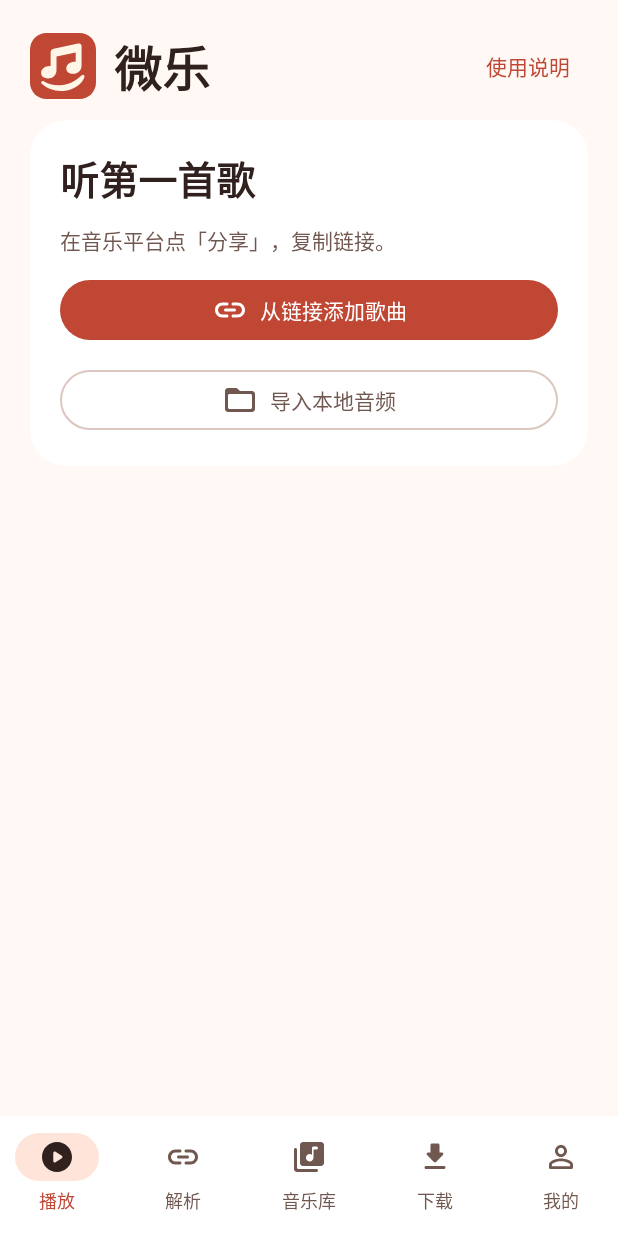
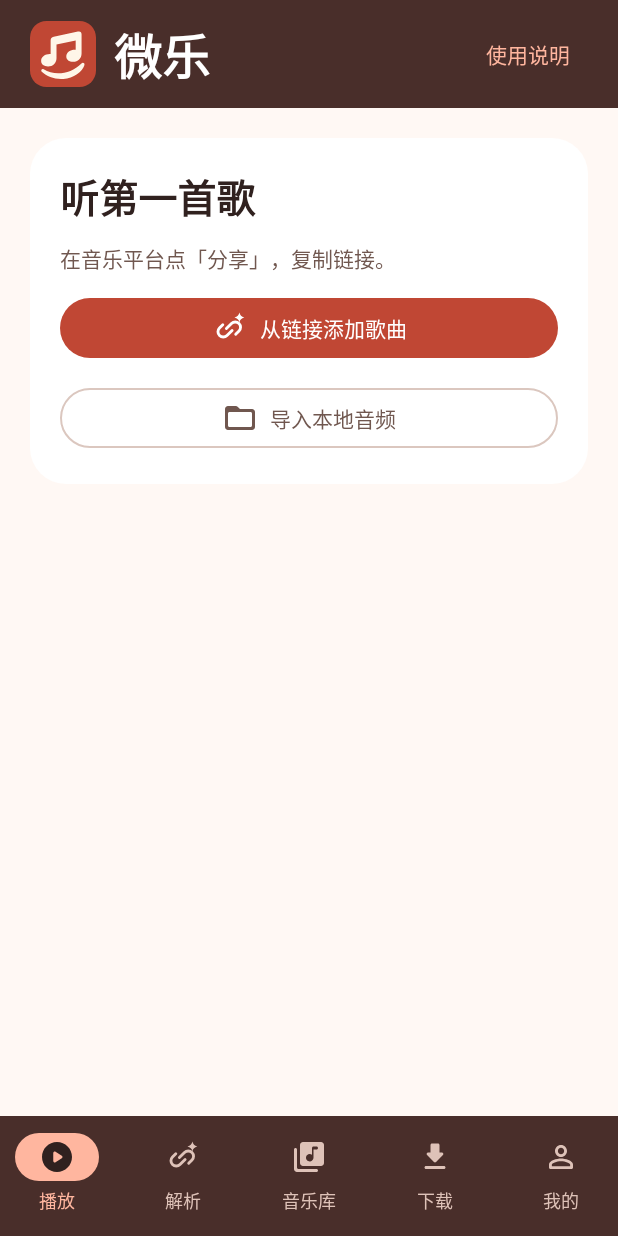
Before and after one commit to JackkLau/mobile-music-dl, an Android app built with Jetpack Compose: the screen it shows after launch (MainActivity), on a phone screen of 412 x 824 dp. Run offline under Robolectric (Android 15) with nearby library versions, the phone set to English and light mode, and no system bars; our stand-ins replace Room's generated code; pictures from the network do not load; 9 statements that could not run were skipped.

Commit message:
Match playback system bars and navigation to the player palette

```diff
--- a/app/build.gradle.kts
+++ b/app/build.gradle.kts
@@ -32,8 +32,8 @@ android {
         applicationId = "app.tingyu"
         minSdk = 29
         targetSdk = 35
-        versionCode = 16
-        versionName = "0.1.15"
+        versionCode = 17
+        versionName = "0.1.16"
         buildConfigField("String", "GITEE_REPOSITORY", "\"" + giteeRepository + "\"")
         testInstrumentationRunner = "androidx.test.runner.AndroidJUnitRunner"
     }
--- a/app/src/main/java/app/tingyu/ui/Components.kt
+++ b/app/src/main/java/app/tingyu/ui/Components.kt
@@ -26,6 +26,7 @@ import androidx.compose.ui.text.style.TextOverflow
 import androidx.compose.ui.unit.Dp
 import androidx.compose.ui.unit.dp
 import androidx.compose.ui.res.painterResource
+import androidx.compose.ui.res.vectorResource
 import app.tingyu.R
 import android.content.Intent
 import androidx.compose.ui.platform.LocalContext
@@ -34,6 +35,9 @@ import app.tingyu.model.MusicSource
 import app.tingyu.model.Track
 import coil.compose.AsyncImage
 import java.util.Locale
+
+@Composable
+internal fun parseLinkIcon() = ImageVector.vectorResource(R.drawable.ic_parse_link)
 
 @Composable
 internal fun Cover(track: Track?, size: Dp, modifier: Modifier = Modifier) {
--- a/app/src/main/java/app/tingyu/ui/ParseScreen.kt
+++ b/app/src/main/java/app/tingyu/ui/ParseScreen.kt
@@ -67,7 +67,7 @@ internal fun ParseScreen(state: AppUiState, actions: AppActions) {
                         actions.parse()
                     }, enabled = !state.parsing, modifier = Modifier.fillMaxWidth().heightIn(min = 48.dp)) {
                         if (state.parsing) CircularProgressIndicator(Modifier.size(20.dp), strokeWidth = 2.dp)
-                        else Icon(if (needsPaste) Icons.Rounded.ContentPaste else Icons.Rounded.Search,
+                        else Icon(parseLinkIcon(),
                             contentDescription = null, modifier = Modifier.size(20.dp))
                         Spacer(Modifier.width(8.dp))
                         Text(if (state.parsing) "解析中" else if (needsPaste) "粘贴并解析" else "解析链接")
--- a/app/src/main/java/app/tingyu/ui/PlaybackHome.kt
+++ b/app/src/main/java/app/tingyu/ui/PlaybackHome.kt
@@ -32,16 +32,20 @@ internal fun PlaybackHome(state: AppUiState, actions: AppActions) {
     var guide by rememberSaveable { mutableStateOf(false) }
     val openParse = { actions.tab(AppTab.PARSE) }
     val songs = remember(state.library) { state.library.map { it.track } }
-    LazyColumn(Modifier.fillMaxSize().testTag("playback_home"), contentPadding = PaddingValues(20.dp),
-        verticalArrangement = Arrangement.spacedBy(12.dp)) {
-        item {
-            Row(Modifier.fillMaxWidth(), verticalAlignment = Alignment.CenterVertically) {
+    Column(Modifier.fillMaxSize()) {
+        TingYuTheme(player = true) {
+            Surface(color = MaterialTheme.colorScheme.surface) {
+                Row(Modifier.fillMaxWidth().padding(horizontal = 20.dp, vertical = 12.dp),
+                    verticalAlignment = Alignment.CenterVertically) {
                     BrandIcon(44.dp)
                     Spacer(Modifier.width(12.dp))
                     Text(stringResource(R.string.app_name), Modifier.weight(1f), style = MaterialTheme.typography.headlineLarge)
                     TextButton(onClick = { guide = true }) { Text("使用说明") }
                 }
             }
+        }
+        LazyColumn(Modifier.fillMaxSize().testTag("playback_home"), contentPadding = PaddingValues(20.dp),
+            verticalArrangement = Arrangement.spacedBy(12.dp)) {
             if (songs.isEmpty()) {
                 item {
                     Surface(shape = RoundedCornerShape(24.dp), color = MaterialTheme.colorScheme.surface) {
@@ -50,7 +54,7 @@ internal fun PlaybackHome(state: AppUiState, actions: AppActions) {
                             Text("在音乐平台点「分享」，复制链接。", style = MaterialTheme.typography.bodyMedium,
                                 color = MaterialTheme.colorScheme.onSurfaceVariant)
                             Button(onClick = openParse, modifier = Modifier.fillMaxWidth()) {
-                            Icon(Icons.Rounded.Link, contentDescription = null)
+                                Icon(parseLinkIcon(), contentDescription = null)
                                 Spacer(Modifier.width(8.dp))
                                 Text("从链接添加歌曲")
                             }
@@ -78,5 +82,6 @@ internal fun PlaybackHome(state: AppUiState, actions: AppActions) {
                 item { OutlinedButton(onClick = openParse, modifier = Modifier.fillMaxWidth()) { Text("从链接添加歌曲") } }
             }
         }
+    }
     if (guide) UsageGuide(onDismiss = { guide = false }, onParse = { guide = false; openParse() })
 }
--- a/app/src/main/java/app/tingyu/ui/PlayerScreen.kt
+++ b/app/src/main/java/app/tingyu/ui/PlayerScreen.kt
@@ -68,7 +68,8 @@ internal fun PlayerContent(state: AppUiState, actions: AppActions, embedded: Boo
         val compact = maxHeight < 500.dp
         val wideControls = compact && maxWidth >= 600.dp
         Column(Modifier.fillMaxSize()) {
-            Row(Modifier.fillMaxWidth().padding(horizontal = 8.dp), verticalAlignment = Alignment.CenterVertically) {
+            Row(Modifier.fillMaxWidth().background(MaterialTheme.colorScheme.surface).padding(horizontal = 8.dp),
+                verticalAlignment = Alignment.CenterVertically) {
                 if (!embedded) ActionIcon(Icons.Rounded.KeyboardArrowDown, "收起播放器") { actions.showPlayer(false) }
                 Column(Modifier.weight(1f), horizontalAlignment = Alignment.CenterHorizontally) {
                     Text(if (lyricsVisible) track?.title.orEmpty() else "正在播放", style = MaterialTheme.typography.titleMedium,
--- a/app/src/main/java/app/tingyu/ui/TingYuApp.kt
+++ b/app/src/main/java/app/tingyu/ui/TingYuApp.kt
@@ -1,6 +1,12 @@
 package app.tingyu.ui
 
+import android.graphics.Color.TRANSPARENT
+import androidx.activity.ComponentActivity
+import androidx.activity.SystemBarStyle
 import androidx.activity.compose.BackHandler
+import androidx.activity.compose.LocalActivity
+import androidx.activity.enableEdgeToEdge
+import androidx.compose.foundation.background
 import androidx.compose.foundation.clickable
 import androidx.compose.foundation.layout.*
 import androidx.compose.material.icons.Icons
@@ -24,6 +30,13 @@ fun TingYuApp(state: AppUiState, actions: AppActions) {
         val snackbar = remember { SnackbarHostState() }
         val tabState = rememberSaveableStateHolder()
         val developerOpen = state.debugAvailable && state.debugSettings.enabled && state.developerVisible
+        val playbackTab = state.tab == AppTab.PLAYER && !developerOpen
+        val activity = LocalActivity.current as? ComponentActivity
+        LaunchedEffect(activity, playbackTab) {
+            val bars = if (playbackTab) SystemBarStyle.dark(TRANSPARENT)
+                else SystemBarStyle.light(TRANSPARENT, TRANSPARENT)
+            activity?.enableEdgeToEdge(statusBarStyle = bars, navigationBarStyle = bars)
+        }
         BackHandler(enabled = developerOpen) { actions.showDeveloperTools(false) }
         LaunchedEffect(state.message) {
             state.message?.let {
@@ -32,28 +45,35 @@ fun TingYuApp(state: AppUiState, actions: AppActions) {
             }
         }
         Scaffold(
-            containerColor = MaterialTheme.colorScheme.background,
+            containerColor = if (playbackTab) TingYuColors.PlayerSurface else MaterialTheme.colorScheme.background,
+            contentColor = MaterialTheme.colorScheme.onBackground,
             snackbarHost = { SnackbarHost(snackbar) },
             bottomBar = {
                 Column {
                     if (state.tab != AppTab.PLAYER && state.playback.track != null) MiniPlayer(state, actions)
-                    NavigationBar(containerColor = MaterialTheme.colorScheme.surface, tonalElevation = 0.dp) {
+                    NavigationBar(containerColor = if (playbackTab) TingYuColors.PlayerSurface else MaterialTheme.colorScheme.surface,
+                        tonalElevation = 0.dp) {
+                        val colors = if (playbackTab) NavigationBarItemDefaults.colors(
+                            indicatorColor = TingYuColors.PlayerAccent, selectedIconColor = TingYuColors.Ink,
+                            selectedTextColor = TingYuColors.PlayerAccent, unselectedIconColor = TingYuColors.PlayerMuted,
+                            unselectedTextColor = TingYuColors.PlayerMuted,
+                        ) else NavigationBarItemDefaults.colors()
                         for (tab in AppTab.entries) {
                             val icon = when (tab) {
                                 AppTab.PLAYER -> Icons.Rounded.PlayCircle
-                                AppTab.PARSE -> Icons.Rounded.Link
+                                AppTab.PARSE -> parseLinkIcon()
                                 AppTab.LIBRARY -> Icons.Rounded.LibraryMusic
                                 AppTab.DOWNLOADS -> Icons.Rounded.Download
                                 AppTab.MINE -> Icons.Rounded.PersonOutline
                             }
-                            NavigationBarItem(selected = state.tab == tab, onClick = { actions.tab(tab) },
+                            NavigationBarItem(selected = state.tab == tab, onClick = { actions.tab(tab) }, colors = colors,
                                 icon = { Icon(icon, contentDescription = null) }, label = { Text(tab.label) })
                         }
                     }
                 }
             },
         ) { padding ->
-            Box(Modifier.fillMaxSize().padding(padding).consumeWindowInsets(padding)) {
+            Box(Modifier.fillMaxSize().padding(padding).consumeWindowInsets(padding).background(MaterialTheme.colorScheme.background)) {
                 if (developerOpen) {
                     DeveloperToolsScreen(state, actions)
                 } else tabState.SaveableStateProvider(state.tab.name) {
--- a/app/src/main/java/app/tingyu/ui/UsageGuide.kt
+++ b/app/src/main/java/app/tingyu/ui/UsageGuide.kt
@@ -28,7 +28,7 @@ internal fun UsageGuide(onDismiss: () -> Unit, onParse: () -> Unit) {
         title = { Text("使用说明") },
         text = {
             Column(Modifier.verticalScroll(rememberScrollState()), verticalArrangement = Arrangement.spacedBy(18.dp)) {
-                GuideStep(Icons.Rounded.ContentPaste, "从分享链接添加",
+                GuideStep(parseLinkIcon(), "从分享链接添加",
                     "在音乐平台点「分享」并复制链接，再回到微乐点「粘贴并解析」。")
                 GuideStep(Icons.Rounded.Headphones, "听歌",
                     "哔哩哔哩曲目可点歌名试听。网易云和 QQ 音乐单曲下载后，到「音乐库」播放。")
--- /dev/null
+++ b/app/src/main/res/drawable/ic_parse_link.xml
@@ -0,0 +1,11 @@
+<vector xmlns:android="http://schemas.android.com/apk/res/android"
+    android:width="24dp" android:height="24dp"
+    android:viewportWidth="24" android:viewportHeight="24">
+    <path
+        android:pathData="M9.6,12.4l3.4,-3.4a3.5,3.5 0,0 1,5,5l-2.2,2.2 M13.4,13.6l-3.4,3.4a3.5,3.5 0,0 1,-5,-5l2.2,-2.2"
+        android:fillColor="@android:color/transparent" android:strokeColor="@android:color/white"
+        android:strokeWidth="1.9" android:strokeLineCap="round" android:strokeLineJoin="round" />
+    <path
+        android:pathData="M18.3,1.7Q18.8,4.4 21.5,5Q18.8,5.6 18.3,8.3Q17.7,5.6 15,5Q17.7,4.4 18.3,1.7Z"
+        android:fillColor="@android:color/white" />
+</vector>
```
Also changed, not shown: 3 other files. Lines whose indentation alone changed are shown as unchanged.
